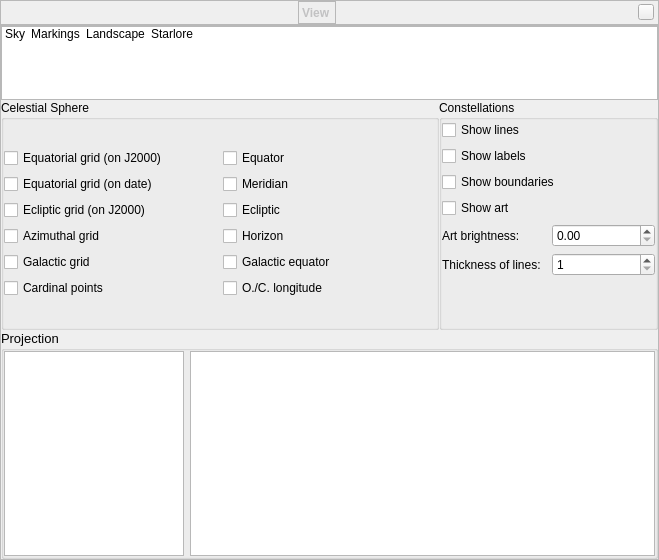
Above: src/gui/viewDialog.ui from 519984307/stellarium_src before the change. Below: the same form after it.
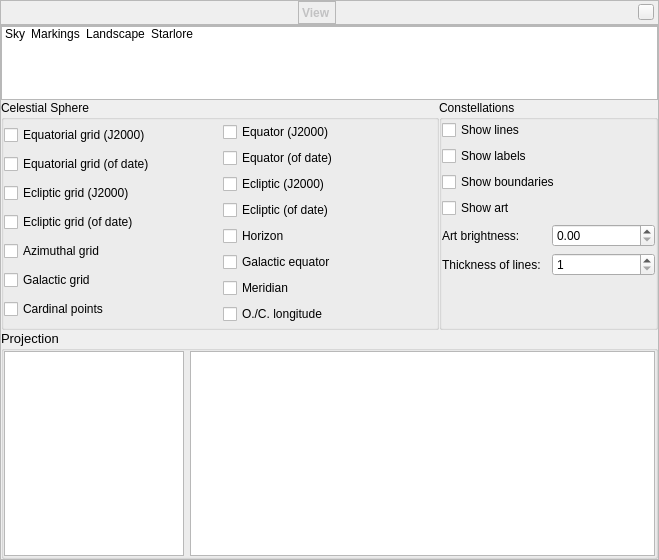
That is the form after the change. The open tabs and pages were chosen to show the change. Icons and pictures are not drawn. Custom widgets are drawn as their Qt base class.

Commit message: Added new precession data, grids and lines, also in GUI and config.ini. Details in rotations not finished.

The edit to the form file:
```diff
--- a/src/gui/viewDialog.ui
+++ b/src/gui/viewDialog.ui
@@ -1454,21 +1454,28 @@
                  <item>
                   <widget class="QCheckBox" name="showEquatorialJ2000GridCheckBox">
                    <property name="text">
-                    <string>Equatorial grid (on J2000)</string>
+                    <string>Equatorial grid (J2000)</string>
                    </property>
                   </widget>
                  </item>
                  <item>
                   <widget class="QCheckBox" name="showEquatorialGridCheckBox">
                    <property name="text">
-                    <string>Equatorial grid (on date)</string>
+                    <string>Equatorial grid (of date)</string>
                    </property>
                   </widget>
                  </item>
                  <item>
                   <widget class="QCheckBox" name="showEclipticGridJ2000CheckBox">
                    <property name="text">
-                    <string>Ecliptic grid (on J2000)</string>
+                    <string>Ecliptic grid (J2000)</string>
+                   </property>
+                  </widget>
+                 </item>
+                 <item>
+                  <widget class="QCheckBox" name="showEclipticGridOfDateCheckBox">
+                   <property name="text">
+                    <string>Ecliptic grid (of date)</string>
                    </property>
                   </widget>
                  </item>
@@ -1497,23 +1504,27 @@
                </item>
                <item>
                 <layout class="QVBoxLayout" name="verticalLayout_15">
+                 <item>
+                  <widget class="QCheckBox" name="showEquatorJ2000LineCheckBox">
+                   <property name="text">
+                    <string>Equator (J2000)</string>
+                   </property>
+                  </widget>
+                 </item>
                  <item>
                   <widget class="QCheckBox" name="showEquatorLineCheckBox">
                    <property name="toolTip">
                     <string>Show equator line</string>
                    </property>
                    <property name="text">
-                    <string>Equator</string>
+                    <string>Equator (of date)</string>
                    </property>
                   </widget>
                  </item>
                  <item>
-                  <widget class="QCheckBox" name="showMeridianLineCheckBox">
-                   <property name="toolTip">
-                    <string>Show meridian line</string>
-                   </property>
+                  <widget class="QCheckBox" name="showEclipticLineJ2000CheckBox">
                    <property name="text">
-                    <string>Meridian</string>
+                    <string>Ecliptic (J2000)</string>
                    </property>
                   </widget>
                  </item>
@@ -1523,7 +1534,7 @@
                     <string>Show ecliptic line</string>
                    </property>
                    <property name="text">
-                    <string>Ecliptic</string>
+                    <string>Ecliptic (of date)</string>
                    </property>
                   </widget>
                  </item>
@@ -1547,6 +1558,16 @@
                    </property>
                   </widget>
                  </item>
+                 <item>
+                  <widget class="QCheckBox" name="showMeridianLineCheckBox">
+                   <property name="toolTip">
+                    <string>Show meridian line</string>
+                   </property>
+                   <property name="text">
+                    <string>Meridian</string>
+                   </property>
+                  </widget>
+                 </item>
                  <item>
                   <widget class="QCheckBox" name="showLongitudeLineCheckBox">
                    <property name="toolTip">
```
Left out of the diff: 5 changed lines with no effect on the pictures. The commit also changes 9 other files.
